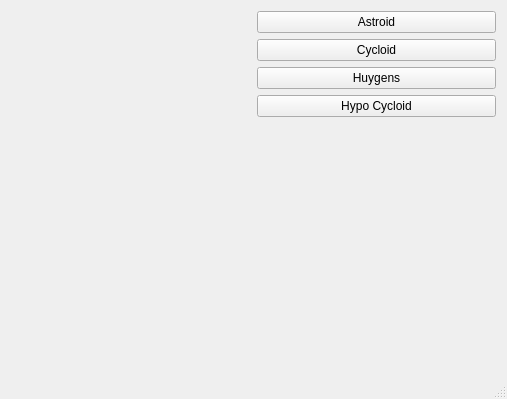
Above: mainwindow.ui from krklns/qtcurvescpp before the change. Below: the same form after it.
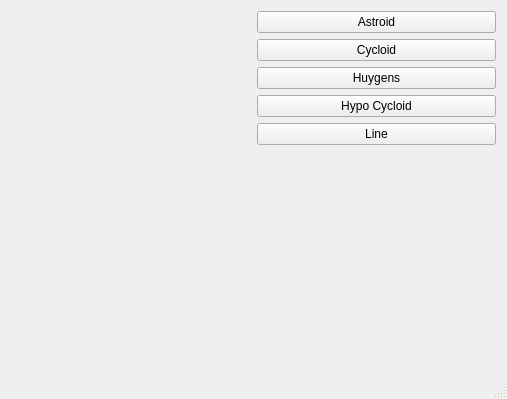
That is the form after the change. Custom widgets are drawn as their Qt base class.

Commit message: Rendering Line

Patch:
```diff
--- a/mainwindow.ui
+++ b/mainwindow.ui
@@ -50,6 +50,13 @@
           </property>
          </widget>
         </item>
+        <item>
+         <widget class="QPushButton" name="btnLine">
+          <property name="text">
+           <string>Line</string>
+          </property>
+         </widget>
+        </item>
         <item>
          <spacer name="verticalSpacer">
           <property name="orientation">
```
The commit also changes 4 other files.
